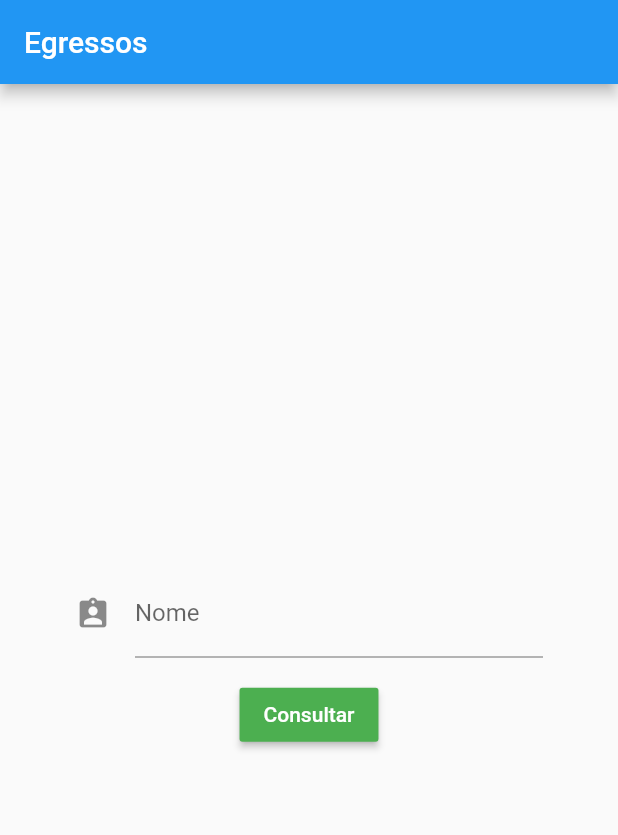
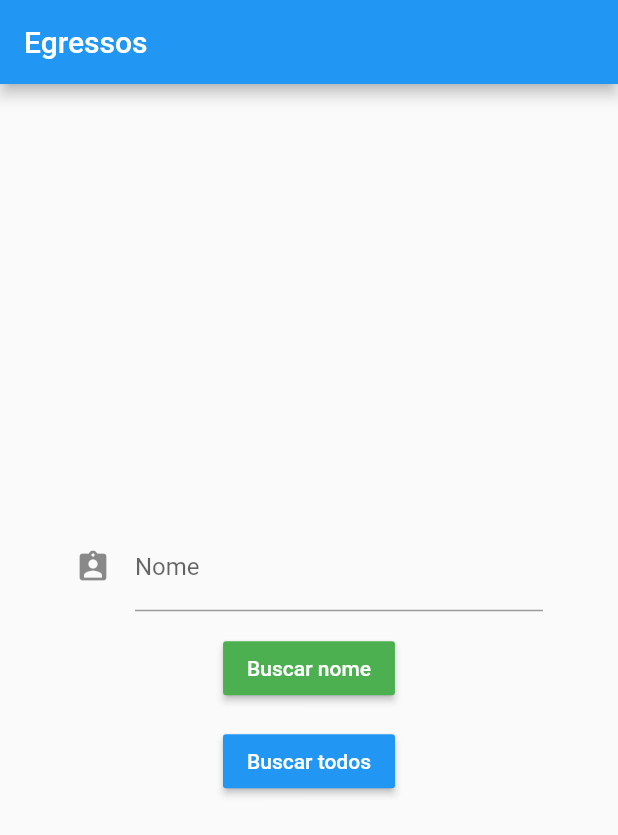
Before and after one commit to murilogteixeira/TCC_Egressos, a Flutter app: the screen it shows after launch, on a phone screen of 412 x 824 dp. Shown: the top 835 px of the screen. Run offline on Flutter 3.47's test engine with Material 2 defaults, Android fonts, the phone set to English and light mode, and no system bars; our stand-ins replace mobx, progress_dialog, shared_preferences; generated files the repository leaves out were written again.

```diff
--- a/frontend/tcc_egressos/lib/view/home_view.dart
+++ b/frontend/tcc_egressos/lib/view/home_view.dart
@@ -3,6 +3,7 @@ import 'package:flutter/foundation.dart' show kIsWeb;
 import 'package:progress_dialog/progress_dialog.dart';
 import 'package:tcc_egressos/components/ScreenSize.dart';
 import 'package:tcc_egressos/controller/home_controller.dart';
+import 'package:tcc_egressos/view/resultado_view.dart';
 
 class HomeView extends StatefulWidget {
   static var route = "/";
@@ -54,9 +55,9 @@ class _HomeViewState extends State<HomeView> {
 
       if (maxWidth >= 576) {
         return Scaffold(
-            appBar: _createAppBar(), body: _searchBox(SizeScreen.lg));
+            appBar: _createAppBar(), body: _searchContainer(SizeScreen.lg));
       }
-      return Scaffold(appBar: _createAppBar(), body: _searchBox(SizeScreen.sm));
+      return Scaffold(appBar: _createAppBar(), body: _searchContainer(SizeScreen.sm));
     });
   }
 
@@ -68,7 +69,7 @@ class _HomeViewState extends State<HomeView> {
           );
   }
 
-  _searchBox(SizeScreen sizeScreen) {
+  _searchContainer(SizeScreen sizeScreen) {
     BoxConstraints constraints;
     if (sizeScreen == SizeScreen.lg) {
       constraints = BoxConstraints(maxWidth: 576);
@@ -84,11 +85,24 @@ class _HomeViewState extends State<HomeView> {
 
         pr.hide().whenComplete(() {
           if (requestOK) {
-            Navigator.pushNamed(context, "/resultado",
+            Navigator.pushNamed(context, ResultadoView.route,
                 arguments: _controller.lista);
           }
         });
       }
+    }
+
+    _buscarTodos() async {
+      pr.show();
+
+      var requestOK = await _controller.buscarTodos();
+
+      pr.hide().whenComplete(() {
+        if (requestOK) {
+          Navigator.pushNamed(context, ResultadoView.route,
+              arguments: _controller.lista);
+        }
+      });
     }
 
     return Center(
@@ -124,7 +138,20 @@ class _HomeViewState extends State<HomeView> {
                         _consultar();
                       },
                       child: Text(
-                        "Consultar",
+                        "Buscar nome",
+                        style: TextStyle(color: Colors.white),
+                      ),
+                    ),
+                  ),
+                  Padding(
+                    padding: const EdgeInsets.only(top: 14),
+                    child: MaterialButton(
+                      color: Colors.blue,
+                      onPressed: () {
+                        _buscarTodos();
+                      },
+                      child: Text(
+                        "Buscar todos",
                         style: TextStyle(color: Colors.white),
                       ),
                     ),
```
Also changed, not shown: frontend/tcc_egressos/lib/controller/home_controller.dart (+28 -6 lines), frontend/tcc_egressos/lib/view/resultado_view.dart (+28 -46 lines).
